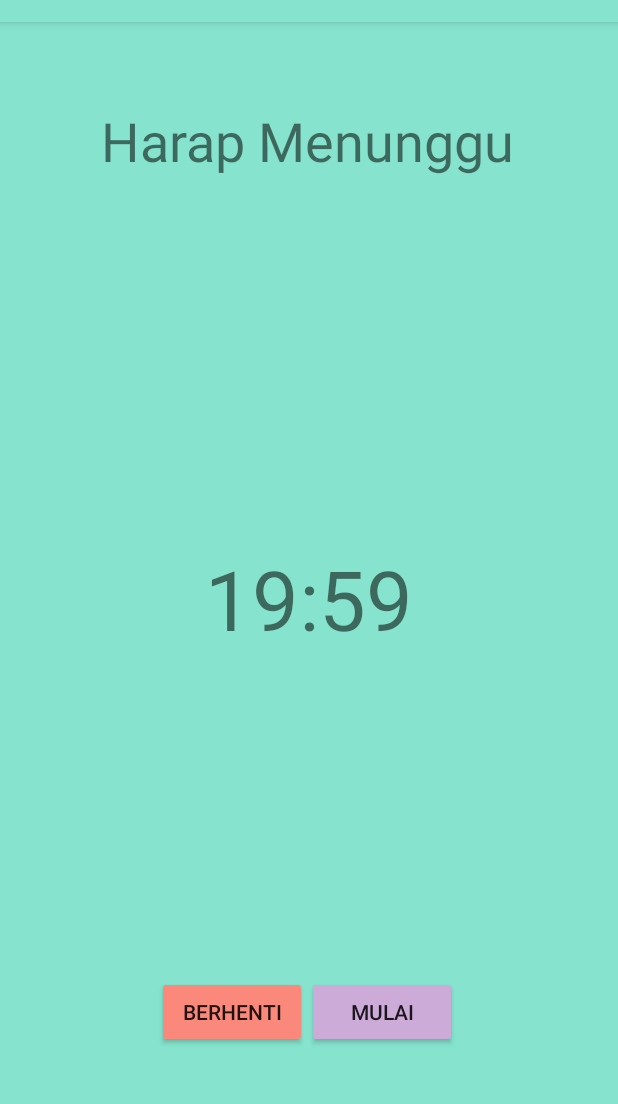
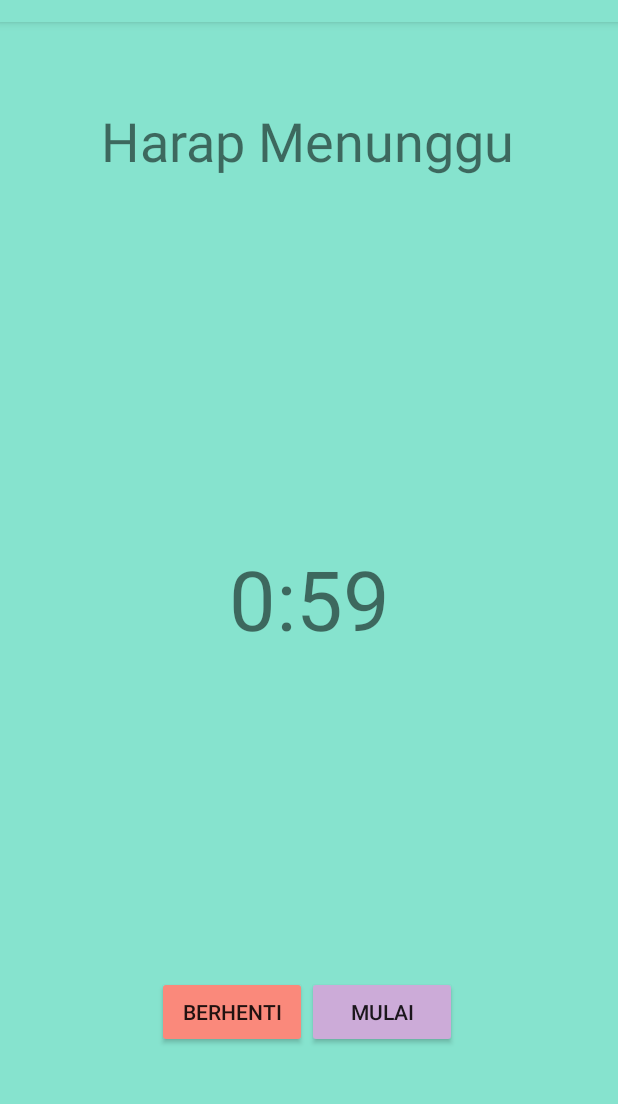
Before and after one commit to rahmadiantio/ChickenNFriend, an Android app: the fragment TimerFragment placed in its activity, after a tap on "MULAI", on a phone screen of 412 x 824 dp, the part 62-1166 px from its top. Run offline under Robolectric (Android 15) with nearby library versions, the phone set to English and light mode, and no system bars; our stand-ins replace Room's generated code.

Commit message:
feat: timer notification

```diff
--- a/app/src/main/java/id/ac/ui/cs/mobileprogramming/rahmadiantiopratama/chickennfriend/fragment/TimerFragment.kt
+++ b/app/src/main/java/id/ac/ui/cs/mobileprogramming/rahmadiantiopratama/chickennfriend/fragment/TimerFragment.kt
@@ -12,6 +12,7 @@ import id.ac.ui.cs.mobileprogramming.rahmadiantiopratama.chickennfriend.activity
 import id.ac.ui.cs.mobileprogramming.rahmadiantiopratama.chickennfriend.activity.MainActivity.Companion.detikSekarang
 import id.ac.ui.cs.mobileprogramming.rahmadiantiopratama.chickennfriend.activity.MainActivity.Companion.removeAlarm
 import id.ac.ui.cs.mobileprogramming.rahmadiantiopratama.chickennfriend.activity.MainActivity.Companion.setAlarm
+import id.ac.ui.cs.mobileprogramming.rahmadiantiopratama.chickennfriend.util.NotificationUtil
 import id.ac.ui.cs.mobileprogramming.rahmadiantiopratama.chickennfriend.util.PrefUtil
 import kotlinx.android.synthetic.main.fragment_timer.*
 import java.lang.NumberFormatException
@@ -31,10 +32,10 @@ class TimerFragment : Fragment() {
         val btnPlay = view.findViewById<Button>(R.id.btn_play)
         btnPlay.setOnClickListener(){
             if(!isMulai){
-                val total = 20
+                val total = 1
                 PrefUtil.setTimerLength(total, context as MainActivity)
-                setNewTimerLength()
-                startTimer()
+                setTimerBaru()
+                timerMulai()
                 isMulai = true
             }
         }
@@ -53,6 +54,7 @@ class TimerFragment : Fragment() {
         super.onResume()
         initTimer()
         removeAlarm((context as MainActivity))
+        NotificationUtil.sembunyikanNotifikasi(context as MainActivity)
     }
 
     override fun onPause() {
@@ -60,6 +62,7 @@ class TimerFragment : Fragment() {
         if(isMulai){
             timer.cancel()
             val waktuBangun = setAlarm((context as MainActivity), detikSekarang, sisaDetik)
+            NotificationUtil.lihatTimerBerjalan(context as MainActivity, waktuBangun)
         }
 
         PrefUtil.setPreviousTimerLength(detik, (context as MainActivity))
@@ -70,7 +73,7 @@ class TimerFragment : Fragment() {
     private fun initTimer(){
         isMulai = PrefUtil.getTimerState((context as MainActivity))
         if(!isMulai){
-            setNewTimerLength()
+            setTimerBaru()
             sisaDetik = detik
         }
         else{
@@ -88,12 +91,12 @@ class TimerFragment : Fragment() {
         }
 
         else if(isMulai){
-            startTimer()
+            timerMulai()
         }
         updatePerhitungan()
     }
 
-    private fun startTimer(){
+    private fun timerMulai(){
         if(sisaDetik <= 0){
             sisaDetik = detik
         }
@@ -109,7 +112,7 @@ class TimerFragment : Fragment() {
         }.start()
     }
 
-    private fun setNewTimerLength(){
+    private fun setTimerBaru(){
         val menit = PrefUtil.getTimerLength(context as MainActivity)
         detik = (menit * 60L)
     }
@@ -127,9 +130,7 @@ class TimerFragment : Fragment() {
 
     private fun onTimerFinished(){
         isMulai = false
-
-        setNewTimerLength()
-
+        setTimerBaru()
         PrefUtil.setRemainingTimerLength(detik, (context as MainActivity))
         sisaDetik = detik
         updatePerhitungan()
--- a/app/src/main/java/id/ac/ui/cs/mobileprogramming/rahmadiantiopratama/chickennfriend/receiver/TimerExpiredReceiver.kt
+++ b/app/src/main/java/id/ac/ui/cs/mobileprogramming/rahmadiantiopratama/chickennfriend/receiver/TimerExpiredReceiver.kt
@@ -3,10 +3,12 @@ package id.ac.ui.cs.mobileprogramming.rahmadiantiopratama.chickennfriend.receive
 import android.content.BroadcastReceiver
 import android.content.Context
 import android.content.Intent
+import id.ac.ui.cs.mobileprogramming.rahmadiantiopratama.chickennfriend.util.NotificationUtil
 import id.ac.ui.cs.mobileprogramming.rahmadiantiopratama.chickennfriend.util.PrefUtil
 
 class TimerExpiredReceiver: BroadcastReceiver() {
     override fun onReceive(context: Context, intent: Intent) {
+        NotificationUtil.lihatSisaTimer(context)
         PrefUtil.setTimerState(false, context)
         PrefUtil.setAlarmSetTime(0, context)
     }
--- /dev/null
+++ b/app/src/main/res/drawable/ic_play_arrow.xml
@@ -0,0 +1,5 @@
+<vector android:height="24dp" android:tint="#FFFFFF"
+    android:viewportHeight="24" android:viewportWidth="24"
+    android:width="24dp" xmlns:android="http://schemas.android.com/apk/res/android">
+    <path android:fillColor="@android:color/white" android:pathData="M8,5v14l11,-7z"/>
+</vector>
--- /dev/null
+++ b/app/src/main/res/drawable/ic_stop.xml
@@ -0,0 +1,5 @@
+<vector android:height="24dp" android:tint="#FFFFFF"
+    android:viewportHeight="24" android:viewportWidth="24"
+    android:width="24dp" xmlns:android="http://schemas.android.com/apk/res/android">
+    <path android:fillColor="@android:color/white" android:pathData="M6,6h12v12H6z"/>
+</vector>
--- /dev/null
+++ b/app/src/main/res/drawable/ic_timer.xml
@@ -0,0 +1,5 @@
+<vector android:height="24dp" android:tint="#FFFFFF"
+    android:viewportHeight="24" android:viewportWidth="24"
+    android:width="24dp" xmlns:android="http://schemas.android.com/apk/res/android">
+    <path android:fillColor="@android:color/white" android:pathData="M15,1L9,1v2h6L15,1zM11,14h2L13,8h-2v6zM19.03,7.39l1.42,-1.42c-0.43,-0.51 -0.9,-0.99 -1.41,-1.41l-1.42,1.42C16.07,4.74 14.12,4 12,4c-4.97,0 -9,4.03 -9,9s4.02,9 9,9 9,-4.03 9,-9c0,-2.12 -0.74,-4.07 -1.97,-5.61zM12,20c-3.87,0 -7,-3.13 -7,-7s3.13,-7 7,-7 7,3.13 7,7 -3.13,7 -7,7z"/>
+</vector>
```
Also changed, not shown: app/src/main/AndroidManifest.xml (+15 -0 lines), app/src/main/java/id/ac/ui/cs/mobileprogramming/rahmadiantiopratama/chickennfriend/receiver/AppConstant.kt (added, +8 -0 lines), app/src/main/java/id/ac/ui/cs/mobileprogramming/rahmadiantiopratama/chickennfriend/receiver/TimerNotificationActionReceiver.kt (added, +28 -0 lines), app/src/main/java/id/ac/ui/cs/mobileprogramming/rahmadiantiopratama/chickennfriend/util/NotificationUtil.kt (added, +103 -0 lines).
